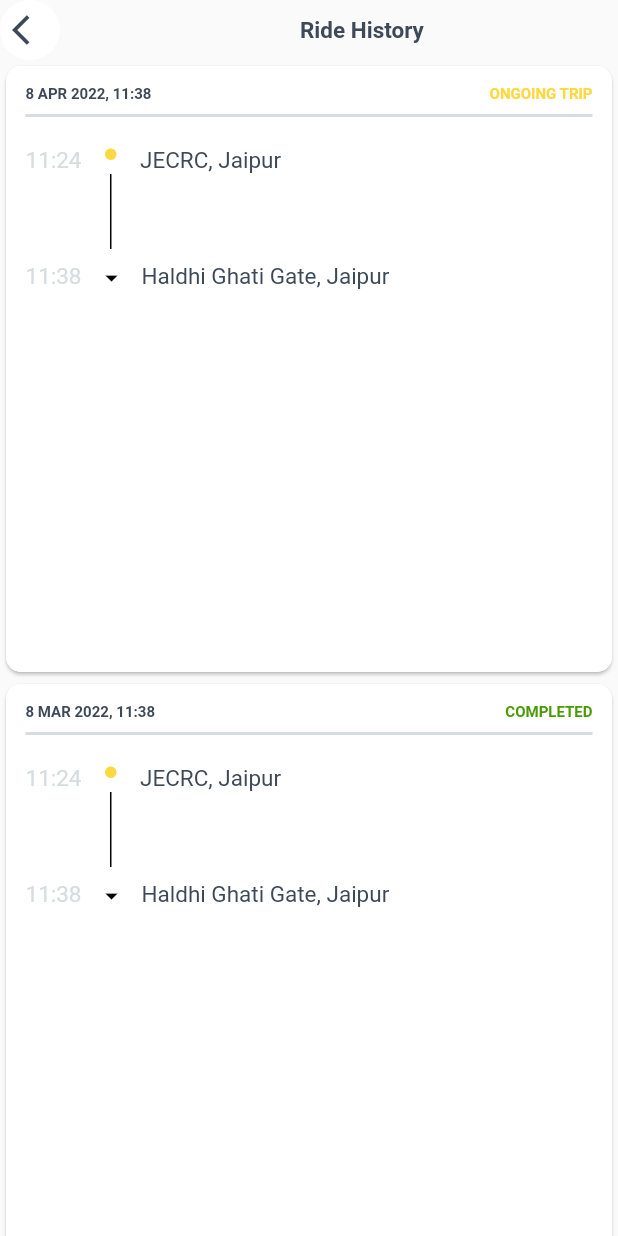
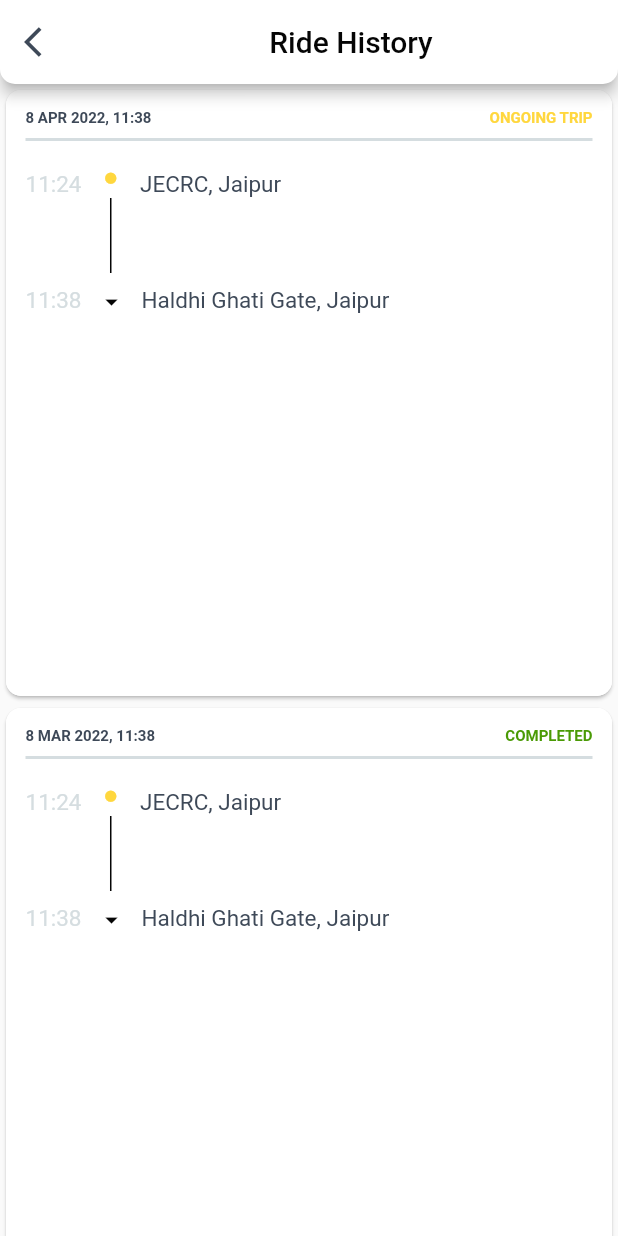
Before and after one commit to priyam2531/rapido, a Flutter app: the RideHistory screen opened directly, on a phone screen of 412 x 824 dp. Run offline on Flutter 3.47's test engine with Material 2 defaults, Android fonts, the phone set to English and light mode, and no system bars; missing offline and left inert: ticket_material.

Commit message:
[PMC]-priya Ridedetail

```diff
--- a/lib/pages/ride history/ride_history.dart
+++ b/lib/pages/ride history/ride_history.dart
@@ -46,27 +46,9 @@ class _RideHistoryState extends State<RideHistory> {
   @override
   Widget build(BuildContext context) {
     return Scaffold(
+      appBar: AppBar(backgroundColor: AppColor.white,clipBehavior: Clip.antiAlias,shape: RoundedRectangleBorder(borderRadius: BorderRadius.only(bottomRight: Radius.circular(10),bottomLeft: Radius.circular(10))),leading: AppIcon.backarrow,title: Center(child: Text(StringConfig.ridehistory,style: TextStyle(color: AppColor.black2),))),
         body: Column(crossAxisAlignment: CrossAxisAlignment.start, children: [
-      Row(
-        children: [
-          Container(
-              width: 40,
-              height: 40,
-              decoration: const BoxDecoration(
-                  shape: BoxShape.circle, color: AppColor.white),
-              child: Center(child: Center(child: AppIcon.backarrow))),
-          SizedBox(
-            width: 160,
-          ),
-          Text(
-            StringConfig.ridehistory,
-            style: TextStyle(
-                fontSize: AppFont.fontSize15,
-                color: AppColor.black,
-                fontWeight: FontWeight.bold),
-          )
-        ],
-      ),
+
       Expanded(
         child: GridView.builder(
           gridDelegate:
```
Also changed, not shown: lib/pages/authantication/sign_page_two.dart (renamed from lib/authantication/sign_page_tow.dart, +4 -4 lines), lib/pages/ride history/ride_detail.dart (added, +34 -0 lines), assets/map_demo.png (added), lib/pages/authantication/sign_page_one.dart (renamed from lib/authantication/sign_page_one.dart).
